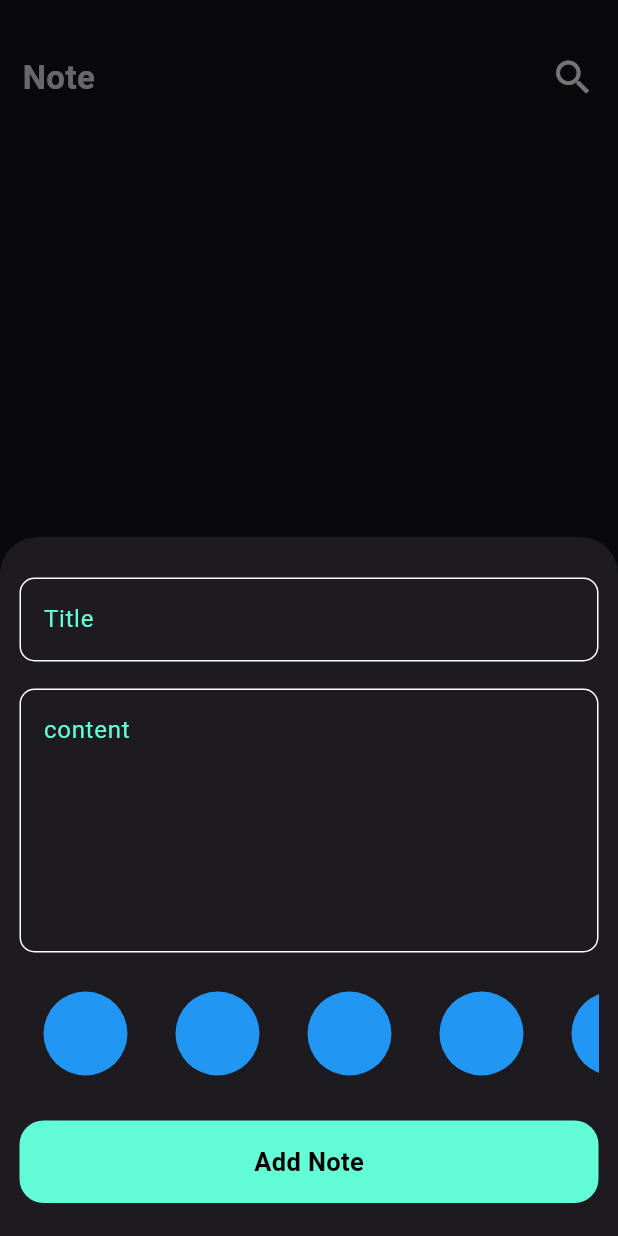
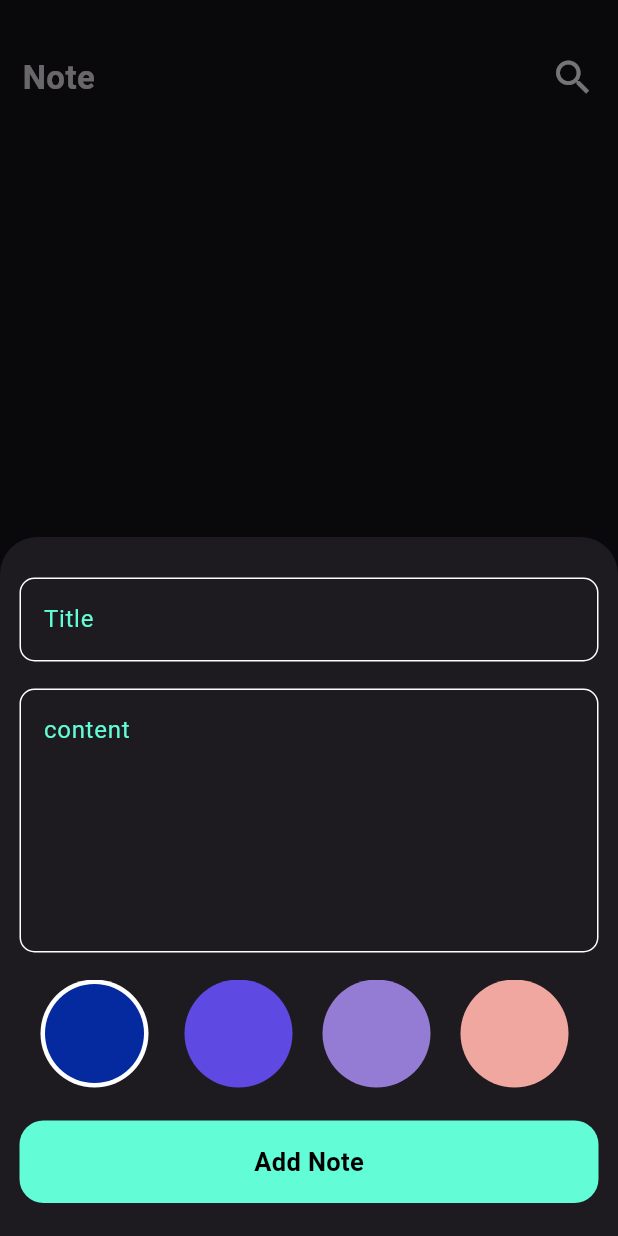
Before and after one commit to mohamed-Abd-Alazeem-Hussein-Rateb/note-app1, a Flutter app: the screen it shows after launch, after a tap on the "add" icon, on a phone screen of 412 x 824 dp. Run offline on Flutter 3.47's test engine with Material 3 defaults, Android fonts, the phone set to English and light mode, and no system bars; our stand-ins replace bloc, flutter_bloc, hive, hive_flutter; accounts and stored records are empty.

Commit message:
colors list view part 2

```diff
--- a/lib/widgets/color_list_item.dart
+++ b/lib/widgets/color_list_item.dart
@@ -1,31 +1,64 @@
 import 'package:flutter/material.dart';
 
 class ColorItem extends StatelessWidget {
-  const ColorItem({super.key});
-
+  const ColorItem({super.key, required this.selected, required this.color, });
+  final bool selected;
+  final Color color;
   @override
   Widget build(BuildContext context) {
-    return Padding(
-      padding: const EdgeInsets.all(8.0),
-      child: const CircleAvatar(
-        radius: 36,
-        backgroundColor: Colors.blue,
-      ),
-    );
+    return selected
+        ? CircleAvatar(
+            radius: 40,
+            backgroundColor: Colors.white,
+            child: CircleAvatar(
+              radius: 33,
+              backgroundColor: color,
+            ),
+          )
+        : CircleAvatar(
+            radius: 36,
+            backgroundColor:color ,
+          );
   }
 }
-class ColorListView extends StatelessWidget {
+
+class ColorListView extends StatefulWidget {
   const ColorListView({super.key});
 
   @override
+  State<ColorListView> createState() => _ColorListViewState();
+}
+
+class _ColorListViewState extends State<ColorListView> {
+  int currentIndex = 0;
+  List<Color> colors = const [
+    Color(0xff05299E),
+    Color(0xff5E4AE3),
+    Color(0xff947BD3),
+    Color(0xffF0A7A0),
+    Color(0xffF26CA7),
+  ];
+  @override
   Widget build(BuildContext context) {
     return SizedBox(
-      height: 36*2,
+      height: 36 * 2,
       child: ListView.builder(
-        itemCount: 10,
+        itemCount: colors.length,
         scrollDirection: Axis.horizontal,
         itemBuilder: (context, index) {
-          return const ColorItem();
+          return  InkWell(
+            onTap: () {
+              currentIndex = index;
+              setState(() {});
+            },
+            child: Padding(
+              padding: const EdgeInsets.symmetric(horizontal: 10, ),
+              child: ColorItem(
+                color: colors[index],
+                selected: currentIndex == index,  // يمكن تغير اللون هنا حسب المتطلبات
+              ),
+            ),
+          );
         },
       ),
     );
```
